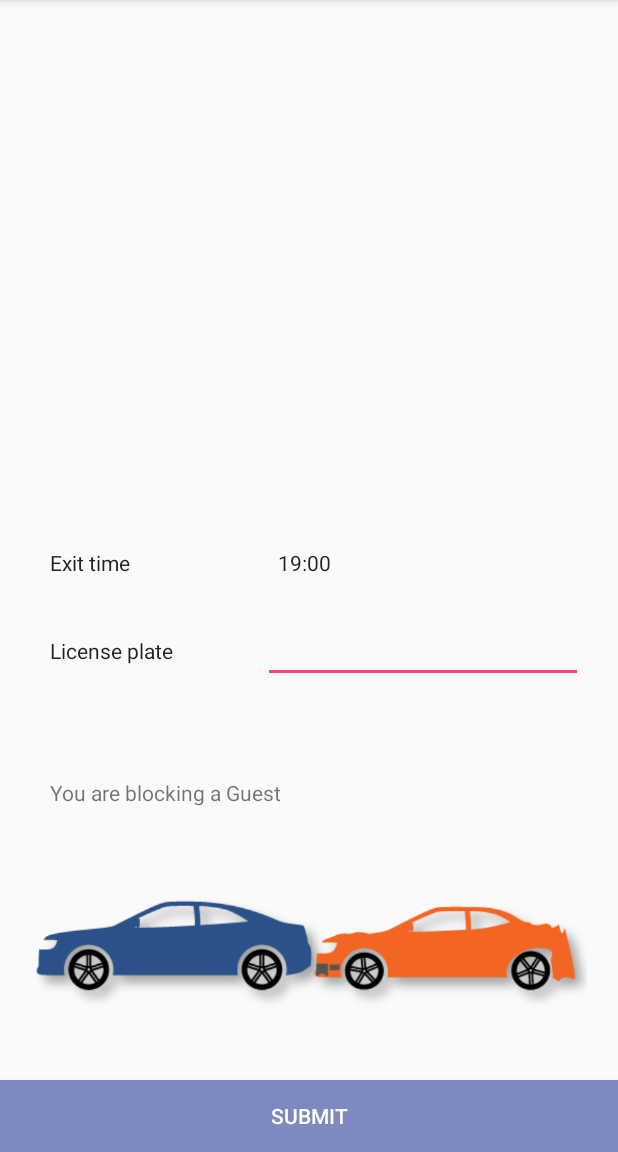
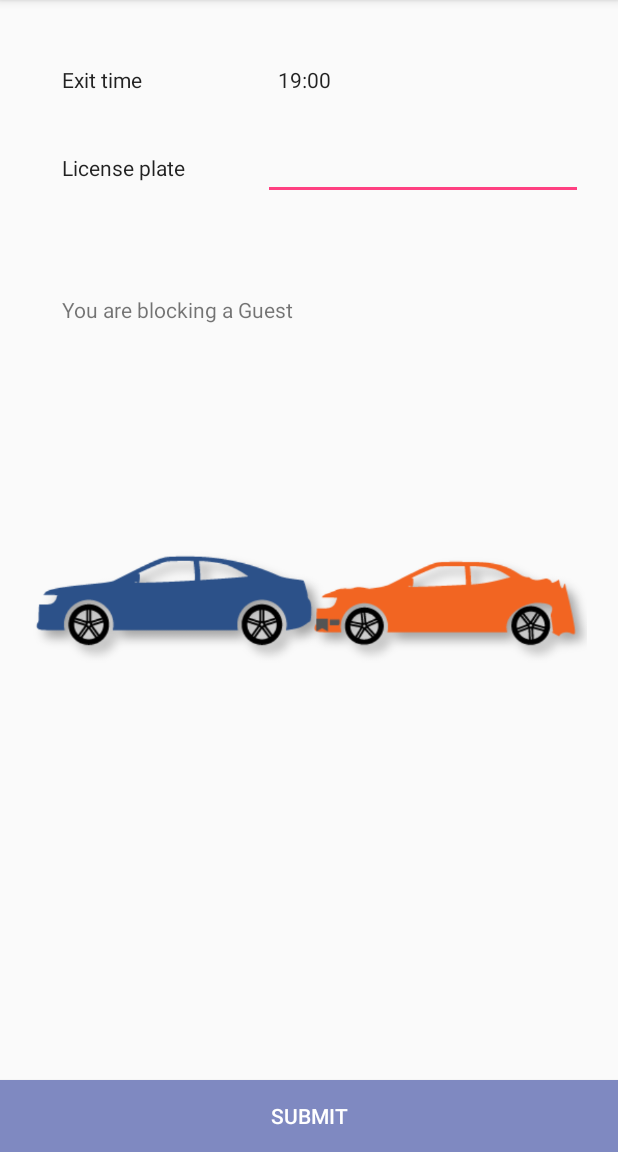
Before and after one commit to kobyperets/i-blocked-u-fe, an Android app: the fragment IBlockedUFormFragment shown on its own in the app's theme, on a phone screen of 412 x 824 dp, the part 84-1236 px from its top. Run offline under Robolectric (Android 15) with nearby library versions, the phone set to English and light mode, and no system bars; our stand-ins replace Volley; network calls fail; 1 statement that could not run was skipped.

Commit message:
fix strings

```diff
--- a/IBlockedU/app/src/main/java/com/salesforce/iblockedu/IBlockUGoingHomeFragment.java
+++ b/IBlockedU/app/src/main/java/com/salesforce/iblockedu/IBlockUGoingHomeFragment.java
@@ -85,7 +85,7 @@ public class IBlockUGoingHomeFragment extends Fragment {
         String license = getArguments().getString(ARG_PARAM_LICENSE_PLATE);
         SharedPreferences sharedPref = getActivity().getPreferences(Context.MODE_PRIVATE);
         String owner = sharedPref.getString(license, "a Guest");
-        String message = "You are blocking "+ owner + "\nClick UnBlock when your'e out";
+        String message = "You are blocking "+ owner + "\n\nClick UNBLOCK when you're out";
         mMessageView.setText(message);
 
         super.onResume();
--- a/IBlockedU/app/src/main/res/layout/fragment_iblocked_uform.xml
+++ b/IBlockedU/app/src/main/res/layout/fragment_iblocked_uform.xml
@@ -14,10 +14,10 @@
             android:id="@+id/name_label3"
             android:layout_width="match_parent"
             android:layout_height="wrap_content"
-            android:layout_alignBaseline="@+id/exit_time"
-            android:layout_alignBottom="@+id/exit_time"
             android:layout_alignParentStart="true"
-            android:layout_marginStart="33dp"
+            android:layout_alignParentTop="true"
+            android:layout_marginStart="41dp"
+            android:layout_marginTop="43dp"
             android:text="Exit time"
             android:textAppearance="@style/TextAppearance.AppCompat.Body1" />
 
@@ -25,7 +25,8 @@
             android:id="@+id/exit_time"
             android:layout_width="wrap_content"
             android:layout_height="wrap_content"
-            android:layout_above="@+id/imageViewBlocking"
+            android:layout_alignBaseline="@+id/name_label3"
+            android:layout_alignBottom="@+id/name_label3"
             android:layout_alignStart="@+id/license_plate"
             android:inputType="time"
             android:onClick="showTimePickerDialog"
@@ -68,8 +69,9 @@
             android:id="@+id/imageViewBlocking"
             android:layout_width="wrap_content"
             android:layout_height="wrap_content"
-            android:layout_alignParentBottom="true"
             android:layout_alignParentStart="true"
+            android:layout_below="@+id/license_plate"
+            android:layout_marginTop="31dp"
             android:scaleType="fitEnd"
             android:scaleX="0.9"
             android:scaleY="0.9"
--- a/IBlockedU/app/src/main/res/menu/activity_iblocked_umain_drawer.xml
+++ b/IBlockedU/app/src/main/res/menu/activity_iblocked_umain_drawer.xml
@@ -7,7 +7,7 @@
         <item
             android:id="@+id/nav_iblockedu_camera"
             android:icon="@drawable/ic_menu_camera"
-            android:title="I Blocked U!" />
+            android:title="Block Someone" />
         <item
             android:id="@+id/nav_iblockedu_whos_blocking"
             android:icon="@drawable/ic_menu_gallery"
@@ -16,7 +16,7 @@
         <item
             android:id="@+id/nav_iblockedu_going_home"
             android:icon="@drawable/ic_menu_slideshow"
-            android:title="Going Home!"
+            android:title="Going Home"
             />
     </group>
 
```
